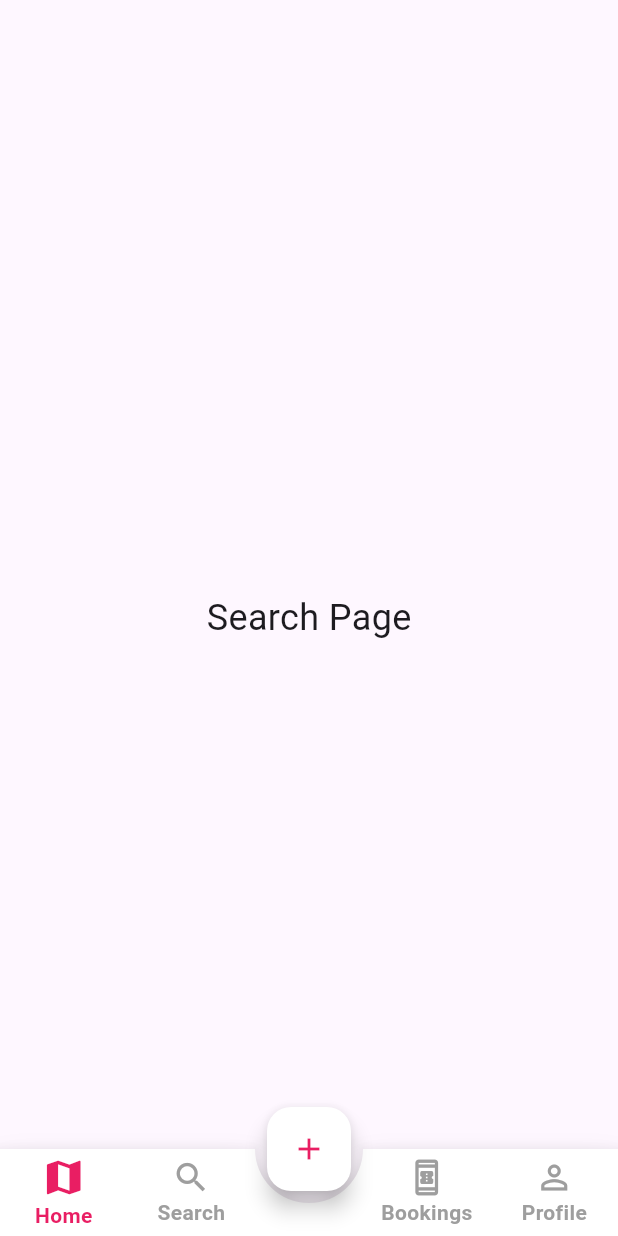
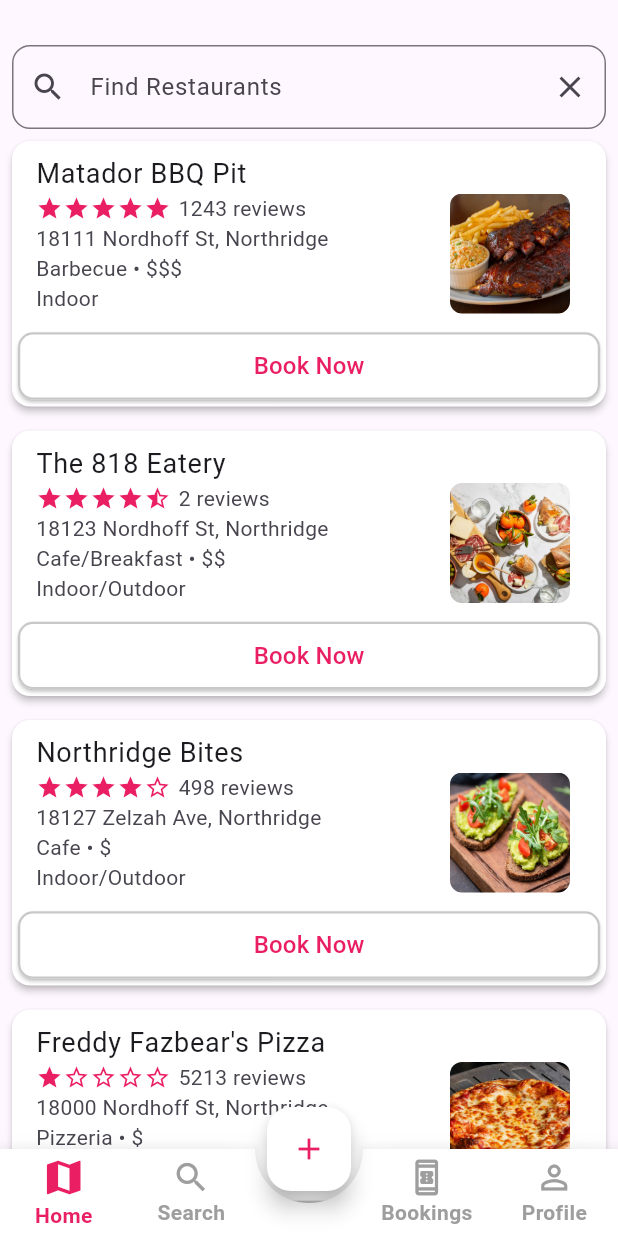
Before and after one commit to busterblake/Matador-Reservations, a Flutter app: the screen it shows after launch, swiped to page 2, on a phone screen of 412 x 824 dp. Run offline on Flutter 3.47's test engine with Material 3 defaults, Android fonts, the phone set to English and light mode, and no system bars; drawn by our look-alikes of flutter_rating, stylish_bottom_bar; our stand-ins replace google_maps_flutter, quickalert; missing offline and left inert: calendar_day_slot_navigator.

Commit message:
Updated search page and restaurants

```diff
--- /dev/null
+++ b/google_maps_in_flutter/devtools_options.yaml
@@ -0,0 +1,3 @@
+description: This file stores settings for Dart & Flutter DevTools.
+documentation: https://docs.flutter.dev/tools/devtools/extensions#configure-extension-enablement-states
+extensions:
--- a/google_maps_in_flutter/lib/Assets/markers.json
+++ b/google_maps_in_flutter/lib/Assets/markers.json
@@ -1,26 +1,86 @@
 [
   {
     "id": "matador1",
-      "title": "Matador 1",
-      "description": "Temp info for Matador 1",
+    "title": "Matador BBQ Pit",
+    "description": "This is a BBQ Restaurant",
+    "address": "18111 Nordhoff St, Northridge",
+    "rating": 5.0,
+    "reviews": 1243,
+    "genre": "Barbecue",
+    "price": "$$$",
+    "seating": "Indoor",
     "lat": 34.23796594969169,
     "lng": -118.53662856651358,
-      "image": "lib/Assets/KC310124-27.jpg"
+    "image": "lib/Assets/BBQ.jpg"
   },
   {
     "id": "matador2",
-      "title": "Matador 2",
-      "description": "Temp info for Matador 2",
+    "title": "The 818 Eatery",
+    "description": "A small cafe/restaraunt",
+    "address": "18123 Nordhoff St, Northridge",
+    "rating": 4.5,
+    "reviews": 2,
+    "genre": "Cafe/Breakfast",
+    "price": "$$",
+    "seating": "Indoor/Outdoor",
     "lat": 34.23982826085725,
     "lng": -118.52539003612064,
     "image": "lib/Assets/KC310124-27.jpg"
   },
   {
     "id": "matador3",
-      "title": "Matador 3",
-      "description": "Temp info for Matador 3",
+    "title": "Northridge Bites",
+    "description": "Cafe with a few food options",
+    "address": "18127 Zelzah Ave, Northridge",
+    "rating": 4.0,
+    "reviews": 498,
+    "genre": "Cafe",
+    "price": "$",
+    "seating": "Indoor/Outdoor",
     "lat": 34.24131729261727,
     "lng": -118.5296862650247,
-      "image": "lib/Assets/KC310124-27.jpg"
+    "image": "lib/Assets/Bites.jpg"
+  },
+  {
+    "id": "matador4",
+    "title": "Freddy Fazbear's Pizza",
+    "description": "Har har har har har har har har",
+    "address": "18000 Nordhoff St, Northridge",
+    "rating": 1.0,
+    "reviews": 5213,
+    "genre": "Pizzeria",
+    "price": "$",
+    "seating": "Indoor",
+    "lat": 34.2381180947572,
+    "lng": -118.53078391029187,
+    "image": "lib/Assets/Pizza.jpg"
+  },
+  {
+    "id": "matador5",
+    "title": "Beast Burger",
+    "description": "This is a ghost kitchen",
+    "address": "18103 Nordhoff St, Northridge",
+    "rating": 0.5,
+    "reviews": 15,
+    "genre": "Hamburger",
+    "price": "$$$",
+    "seating": "None",
+    "lat": 34.243181956884065,
+    "lng": -118.52853961742417,
+    "image": "lib/Assets/burger1.jpg"
+  },
+  {
+    "id": "matador6",
+    "title": "Burger",
+    "description": "Burga.",
+    "address": "ur mom's house",
+    "rating": 5.0,
+    "reviews": 498000,
+    "genre": "Burger",
+    "price": "$$",
+    "seating": "Indoor (at your mom's house)",
+    "lat": 34.235851007002424,
+    "lng": -118.52350977257075,
+    "image": "lib/Assets/burger2.jpg"
   }
 ]
--- a/google_maps_in_flutter/lib/booking_page.dart
+++ b/google_maps_in_flutter/lib/booking_page.dart
@@ -1,7 +1,7 @@
 import 'package:flutter/material.dart';
 
 class BookingPage extends StatelessWidget {
-  const BookingPage({Key? key}) : super(key: key);
+  const BookingPage({super.key});
 
   @override
   Widget build(BuildContext context) {
--- a/google_maps_in_flutter/lib/main.dart
+++ b/google_maps_in_flutter/lib/main.dart
@@ -1,5 +1,4 @@
 import 'package:flutter/material.dart';
-import 'dart:ui';
 import 'dart:convert';
 import 'package:flutter/services.dart' show rootBundle;
 import 'package:stylish_bottom_bar/stylish_bottom_bar.dart';
@@ -15,6 +14,8 @@
 }
 
 class MyApp extends StatelessWidget {
+  const MyApp({super.key});
+
   @override
   Widget build(BuildContext context) {
     return MaterialApp(
@@ -26,6 +27,8 @@
 }
 
 class MatadorResApp extends StatefulWidget {
+  const MatadorResApp({super.key});
+
   @override
   _MatadorResApp createState() => _MatadorResApp();
 }
@@ -41,7 +44,7 @@
   DateTime? tempdateSelected;
 
   final LatLng _center = const LatLng(34.240547308790596, -118.52942529186363);
-  Map<String, Marker> _markerMap = {};
+  final Map<String, Marker> _markerMap = {};
   Set<Marker> _markers = {};
 
   @override
@@ -213,7 +216,6 @@
                 tempdateSelected = null;
                 return;
               }
-              ;
             },
           );
         },
@@ -272,6 +274,8 @@
             onMapCreated: _onMapCreated,
             initialCameraPosition: CameraPosition(target: _center, zoom: 16.0),
             markers: _markers,
+            myLocationEnabled: false,
+            zoomControlsEnabled: false,
           ),
 
           // this is where you would add the other pages for the bottom bar
--- a/google_maps_in_flutter/lib/profile_page.dart
+++ b/google_maps_in_flutter/lib/profile_page.dart
@@ -1,7 +1,7 @@
 import 'package:flutter/material.dart';
 
 class ProfilePage extends StatelessWidget {
-  const ProfilePage({Key? key}) : super(key: key);
+  const ProfilePage({super.key});
 
   @override
   Widget build(BuildContext context) {
--- a/google_maps_in_flutter/lib/search_page.dart
+++ b/google_maps_in_flutter/lib/search_page.dart
@@ -1,12 +1,197 @@
 import 'package:flutter/material.dart';
+import 'dart:convert';
+import 'package:flutter/services.dart' show rootBundle;
+import 'package:flutter_rating/flutter_rating.dart';
 
-class SearchPage extends StatelessWidget {
-  const SearchPage({Key? key}) : super(key: key);
+class SearchPage extends StatefulWidget {
+  const SearchPage({super.key});
+
+  @override
+  State<SearchPage> createState() => _SearchPageState();
+}
+
+class _SearchPageState extends State<SearchPage> {
+
+  final TextEditingController _searchController = TextEditingController();
+
+  List<Map<String, dynamic>> _restaurants = [];
+  List<Map<String, dynamic>> _filteredRestaurants = [];
+
+  @override
+  void initState() {
+    super.initState();
+    _loadRestaurants();
+    _searchController.addListener(() {
+      setState(() {
+        _filteredRestaurants = _restaurants
+          .where((restaurant) => restaurant['title'] != null && restaurant['title']
+          .toLowerCase()
+          .contains(_searchController.text.toLowerCase()))
+          .toList();
+      });
+    });
+  }
+
+  Future<void> _loadRestaurants() async {
+    final String data = await rootBundle.loadString('lib/Assets/markers.json');
+    final List<dynamic> jsonResult = json.decode(data);
+    setState(() {
+      _restaurants = jsonResult
+          .cast<Map<String, dynamic>>()
+          .where((restaurant) => restaurant['title'] != null)
+          .toList();
+      _filteredRestaurants = _restaurants;
+    });
+  }
+
+  @override
+  void dispose() {
+    _searchController.dispose();
+    super.dispose();
+  }
 
   @override
   Widget build(BuildContext context) {
+
     return Scaffold(
-      body: Center(child: Text('Search Page', style: TextStyle(fontSize: 24))),
+      body:
+        Column(
+          children: [
+            SearchBar(searchController: _searchController),
+
+            Expanded(
+              child: ListView.builder(
+                itemCount: _filteredRestaurants.length,
+                itemBuilder: (context, index) {
+                  final restaurant = _filteredRestaurants[index];
+                  return RestaurantCards(restaurant: restaurant);
+                },
+              ),
+            )
+          ],
+        ),
     );
   }
 }
+
+class RestaurantCards extends StatelessWidget {
+  const RestaurantCards({
+    super.key,
+    required this.restaurant,
+  });
+
+  final Map<String, dynamic> restaurant;
+
+  @override
+  Widget build(BuildContext context) {
+    return Card(
+      margin: const EdgeInsets.all(8.0),
+      elevation: 2.0,
+      color: Colors.white,
+      child: Column(
+        children: [
+          ListTile(
+            title: Text('${restaurant['title']}', style: const TextStyle(fontSize: 18.0)),
+            subtitle: Row(
+              children: [
+                Column(
+                  crossAxisAlignment: CrossAxisAlignment.start,
+                  children: [
+                    Row(
+                      children: [
+                        StarRating(
+                          rating: restaurant['rating'],
+                          size: 18.0,
+                          color: Colors.pink,
+                          borderColor: Colors.pink,
+                          starCount: 5,
+                          allowHalfRating: true,
+                        ),
+                        const SizedBox(width: 5.0),
+                        Text('${restaurant['reviews']} reviews'),
+                      ],
+                    ),
+                    Text(restaurant['address']),
+                    Text('${restaurant['genre']} • ${restaurant['price']}'),
+                    Text(restaurant['seating']),
+                  ],
+                ),
+
+                // Restaurant image
+                Expanded(
+                  child: Align(
+                    alignment: Alignment.centerRight,
+                    // rounded corners
+                    child: ClipRRect(
+                      borderRadius: BorderRadius.circular(8.0),
+                      child: Image.asset(
+                        restaurant['image'],
+                        width: 80.0,
+                        height: 80.0,
+                        fit: BoxFit.cover,
+                      ),
+                    ),
+                  ),
+                )
+              ],
+            )
+          ),
+          Padding(
+            padding: const EdgeInsets.symmetric(horizontal: 4.0, vertical: 3.0),
+            child: ElevatedButton(
+              onPressed: () {
+                // Handle button press
+                print('Booked for ${restaurant['title']}');
+              },
+
+              style: ButtonStyle(
+                backgroundColor: WidgetStateProperty.all<Color>(Colors.white),
+                foregroundColor: WidgetStateProperty.all<Color>(Colors.pink),
+                minimumSize: WidgetStateProperty.all<Size>(const Size(double.infinity, 45.0)),
+                shape: WidgetStateProperty.all<RoundedRectangleBorder>(
+                  RoundedRectangleBorder(
+                    borderRadius: BorderRadius.circular(10.0),
+                    side: const BorderSide(color: Color.fromARGB(255, 200, 200, 200), width: 1.5),
+                  ),
+                ),
+              ),
+              child: const Text('Book Now', style: TextStyle(fontSize: 16.0)),
+            ),
+          )
+        ],
+      )
+    );
+  }
+}
+
+class SearchBar extends StatelessWidget {
+  const SearchBar({
+    super.key,
+    required TextEditingController searchController,
+  }) : _searchController = searchController;
+
+  final TextEditingController _searchController;
+
+  @override
+  Widget build(BuildContext context) {
+    return Padding(
+      padding: const EdgeInsets.only(top: 30.0, left: 8.0, right: 8.0, bottom: 0),
+      child: TextField(
+        controller: _searchController,
+        decoration: InputDecoration(
+          hintText: 'Find Restaurants',
+          suffixIcon: IconButton(
+            icon: Icon(Icons.clear),
+            onPressed: () => _searchController.clear(),
+          ),
+
+          prefixIcon: Icon(Icons.search),
+
+          border: OutlineInputBorder(
+            borderRadius: BorderRadius.circular(12.0),
+          )
+        )
+      )
+    );
+  }
+}
```
Also changed, not shown: google_maps_in_flutter/pubspec.yaml (+7 -0 lines), google_maps_in_flutter/lib/Assets/BBQ.jpg (added), google_maps_in_flutter/lib/Assets/Bites.jpg (added), google_maps_in_flutter/lib/Assets/Pizza.jpg (added), google_maps_in_flutter/lib/Assets/burger1.jpg (added), google_maps_in_flutter/lib/Assets/burger2.jpg (added), google_maps_in_flutter/pubspec.lock, 3 other files. Lines whose indentation alone changed are shown as unchanged.
